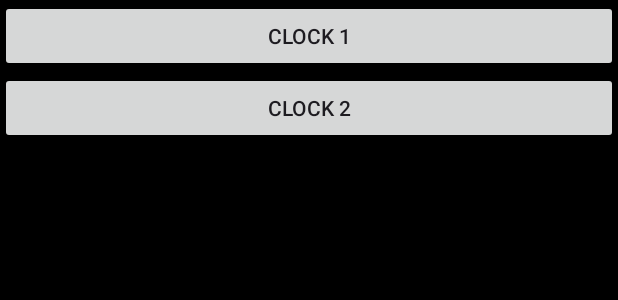
After one commit to devarshukani/ClearMindLauncher, an Android app: the layout activity_clock_face_settings.xml on its own in the app's theme, with its tools: preview values and no code run, on a phone screen of 412 x 824 dp. The commit adds this screen. Shown: the top 300 px of the screen. Run offline under Robolectric (Android 15) with nearby library versions, the light colour scheme and no system bars.

Commit message:
Clock Face Activity
- new activity created
- reload clock on change
-

```diff
--- a/app/src/main/AndroidManifest.xml
+++ b/app/src/main/AndroidManifest.xml
@@ -19,6 +19,9 @@
         android:supportsRtl="true"
         android:theme="@style/Theme.ClearMindLauncher"
         tools:targetApi="31">
+        <activity
+            android:name=".Activity.ClockFaceSettingsActivity"
+            android:exported="false" />
         <activity
             android:name=".Activity.FavouriteAppsSettingsActivity"
             android:exported="false" />
--- /dev/null
+++ b/app/src/main/res/layout/activity_clock_face_settings.xml
@@ -0,0 +1,22 @@
+<?xml version="1.0" encoding="utf-8"?>
+<LinearLayout xmlns:android="http://schemas.android.com/apk/res/android"
+    xmlns:tools="http://schemas.android.com/tools"
+    android:layout_width="match_parent"
+    android:layout_height="match_parent"
+    android:orientation="vertical"
+    tools:context=".Activity.ClockFaceSettingsActivity">
+
+    <androidx.appcompat.widget.AppCompatButton
+        android:id="@+id/clock1button"
+        android:layout_width="match_parent"
+        android:layout_height="wrap_content"
+        android:text="clock 1" />
+
+    <androidx.appcompat.widget.AppCompatButton
+        android:id="@+id/clock2button"
+        android:layout_width="match_parent"
+        android:layout_height="wrap_content"
+        android:text="clock 2" />
+
+
+</LinearLayout>
```
Also changed, not shown: app/src/main/java/com/devarshukani/clearmindlauncher/Activity/ClockFaceSettingsActivity.java (added, +42 -0 lines), app/src/main/java/com/devarshukani/clearmindlauncher/Fragment/HomeFragment.java (+25 -25 lines).
